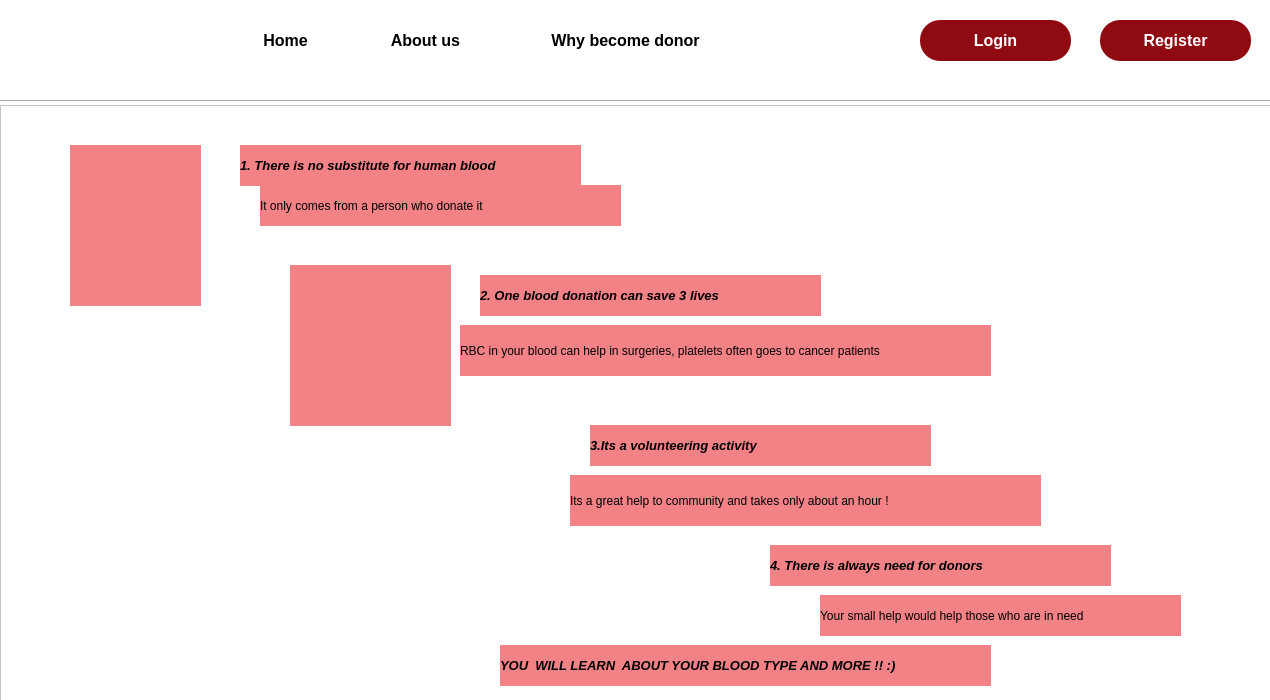
Qt form why_become_donor.ui (Rista10/Final) before a commit.
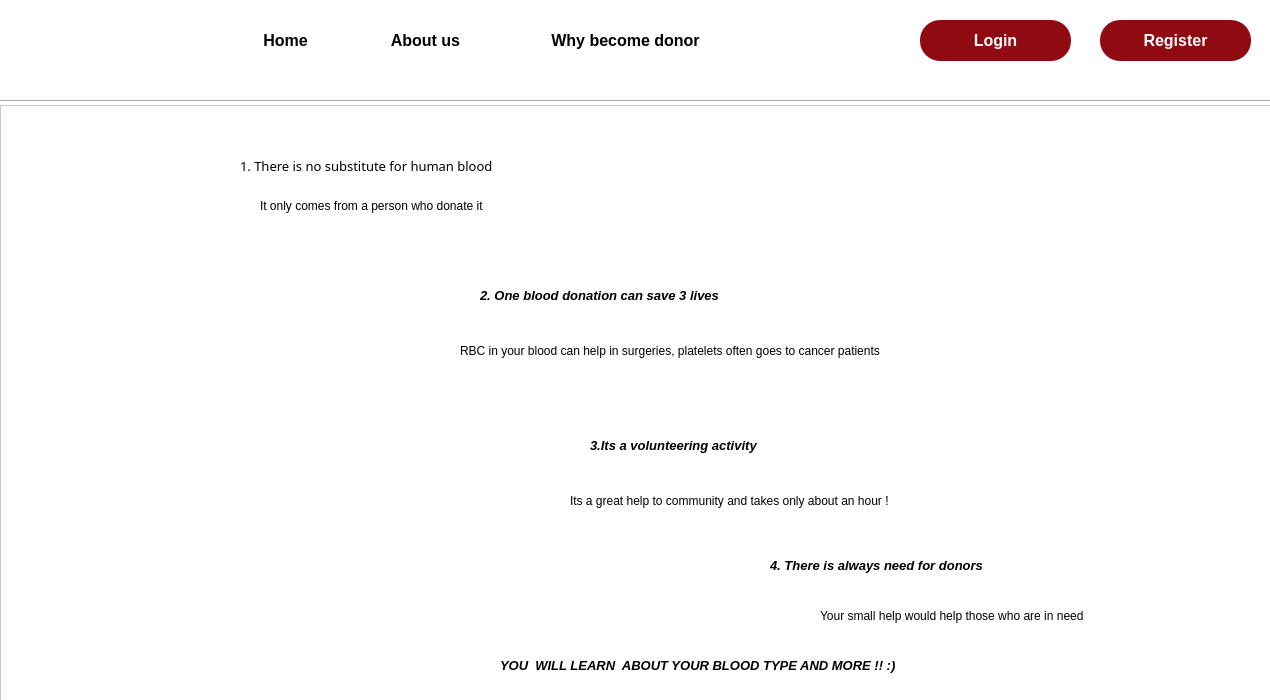
The same form after that commit. Icons and pictures are not drawn.

Diff of the .ui file:
```diff
--- a/why_become_donor.ui
+++ b/why_become_donor.ui
@@ -248,8 +248,7 @@
      </rect>
     </property>
     <property name="styleSheet">
-     <string notr="true">border-image: url(:/img/Images/bg.png);
-background-color: rgb(243, 130, 135);</string>
+     <string notr="true"/>
     </property>
     <property name="text">
      <string/>
@@ -266,13 +265,14 @@
     </property>
     <property name="font">
      <font>
+      <family>AcadEref</family>
       <pointsize>10</pointsize>
-      <italic>true</italic>
-      <bold>true</bold>
+      <italic>false</italic>
+      <bold>false</bold>
      </font>
     </property>
     <property name="styleSheet">
-     <string notr="true">background-color: rgb(243, 130, 135);</string>
+     <string notr="true"/>
     </property>
     <property name="text">
      <string>1. There is no substitute for human blood</string>
@@ -288,7 +288,7 @@
      </rect>
     </property>
     <property name="styleSheet">
-     <string notr="true">background-color: rgb(243, 130, 135);</string>
+     <string notr="true"/>
     </property>
     <property name="text">
      <string>It only comes from a person who donate it</string>
@@ -311,7 +311,7 @@
      </font>
     </property>
     <property name="styleSheet">
-     <string notr="true">background-color: rgb(243, 130, 135);</string>
+     <string notr="true"/>
     </property>
     <property name="text">
      <string>2. One blood donation can save 3 lives</string>
@@ -334,7 +334,7 @@
      </font>
     </property>
     <property name="styleSheet">
-     <string notr="true">background-color: rgb(243, 130, 135);</string>
+     <string notr="true"/>
     </property>
     <property name="text">
      <string>3.Its a volunteering activity</string>
@@ -357,7 +357,7 @@
      </font>
     </property>
     <property name="styleSheet">
-     <string notr="true">background-color: rgb(243, 130, 135);</string>
+     <string notr="true"/>
     </property>
     <property name="text">
      <string>4. There is always need for donors</string>
@@ -373,7 +373,7 @@
      </rect>
     </property>
     <property name="styleSheet">
-     <string notr="true">background-color: rgb(243, 130, 135);</string>
+     <string notr="true"/>
     </property>
     <property name="text">
      <string>Its a great help to community and takes only about an hour !</string>
@@ -389,7 +389,7 @@
      </rect>
     </property>
     <property name="styleSheet">
-     <string notr="true">background-color: rgb(243, 130, 135);</string>
+     <string notr="true"/>
     </property>
     <property name="text">
      <string>RBC in your blood can help in surgeries, platelets often goes to cancer patients</string>
@@ -405,7 +405,7 @@
      </rect>
     </property>
     <property name="styleSheet">
-     <string notr="true">background-color: rgb(243, 130, 135);</string>
+     <string notr="true"/>
     </property>
     <property name="text">
      <string>Your small help would help those who are in need </string>
@@ -428,7 +428,7 @@
      </font>
     </property>
     <property name="styleSheet">
-     <string notr="true">background-color: rgb(243, 130, 135);</string>
+     <string notr="true"/>
     </property>
     <property name="text">
      <string>YOU  WILL LEARN  ABOUT YOUR BLOOD TYPE AND MORE !! :) </string>
@@ -465,8 +465,7 @@
      </rect>
     </property>
     <property name="styleSheet">
-     <string notr="true">border-image: url(:/img/Images/istockphoto-1091728056-612x612-removebg-preview.png);
-background-color: rgb(243, 130, 135);</string>
+     <string notr="true"/>
     </property>
     <property name="text">
      <string/>
@@ -490,6 +489,85 @@
      <string/>
     </property>
    </widget>
+   <widget class="QToolButton" name="toolButton">
+    <property name="geometry">
+     <rect>
+      <x>70</x>
+      <y>40</y>
+      <width>131</width>
+      <height>161</height>
+     </rect>
+    </property>
+    <property name="styleSheet">
+     <string notr="true">border-radius:3px;
+</string>
+    </property>
+    <property name="text">
+     <string/>
+    </property>
+    <property name="icon">
+     <iconset>
+      <normaloff>:/Downloads/bg.png</normaloff>:/Downloads/bg.png</iconset>
+    </property>
+    <property name="iconSize">
+     <size>
+      <width>160</width>
+      <height>160</height>
+     </size>
+    </property>
+   </widget>
+   <widget class="QToolButton" name="toolButton_2">
+    <property name="geometry">
+     <rect>
+      <x>290</x>
+      <y>160</y>
+      <width>161</width>
+      <height>161</height>
+     </rect>
+    </property>
+    <property name="styleSheet">
+     <string notr="true">border-radius:3px;</string>
+    </property>
+    <property name="text">
+     <string/>
+    </property>
+    <property name="icon">
+     <iconset>
+      <normaloff>:/Downloads/istockphoto-1091728056-612x612-removebg-preview.png</normaloff>:/Downloads/istockphoto-1091728056-612x612-removebg-preview.png</iconset>
+    </property>
+    <property name="iconSize">
+     <size>
+      <width>160</width>
+      <height>160</height>
+     </size>
+    </property>
+   </widget>
+   <widget class="QToolButton" name="toolButton_3">
+    <property name="geometry">
+     <rect>
+      <x>410</x>
+      <y>350</y>
+      <width>131</width>
+      <height>111</height>
+     </rect>
+    </property>
+    <property name="styleSheet">
+     <string notr="true">border-radius:3px;</string>
+    </property>
+    <property name="text">
+     <string/>
+    </property>
+    <property name="icon">
+     <iconset>
+      <normaloff>:/Downloads/istockphoto-1179369531-612x612-removebg-preview.png</normaloff>:/Downloads/istockphoto-1179369531-612x612-removebg-preview.png</iconset>
+    </property>
+    <property name="iconSize">
+     <size>
+      <width>150</width>
+      <height>150</height>
+     </size>
+    </property>
+   </widget>
   </widget>
  </widget>
  <resources/>
```
